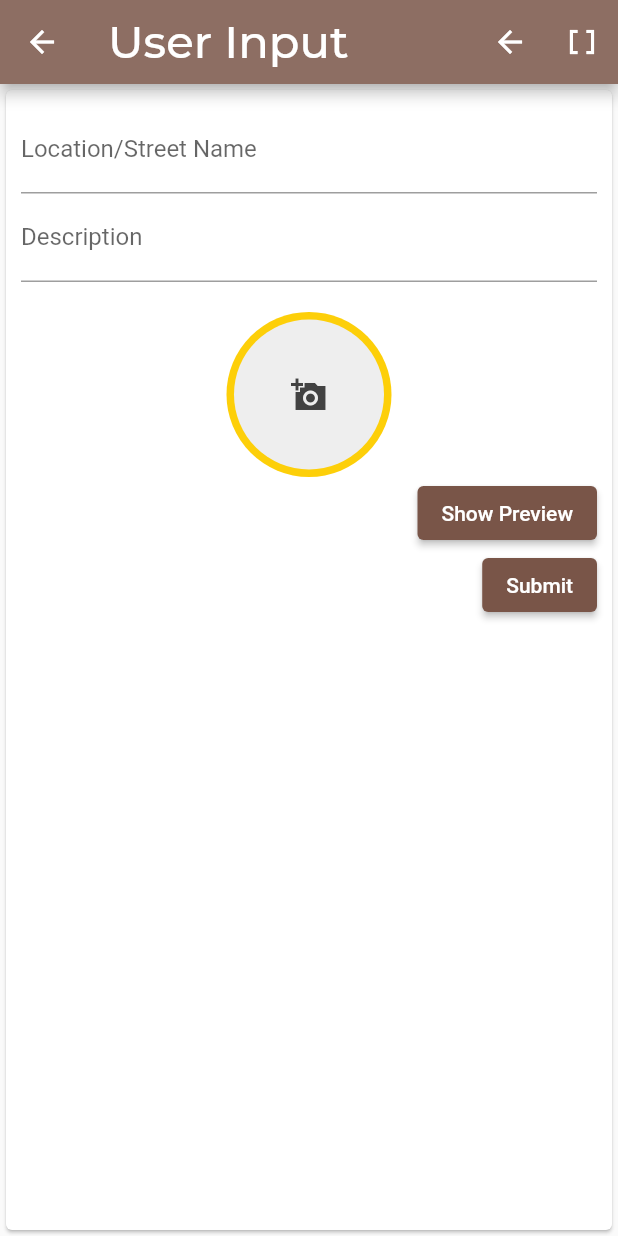
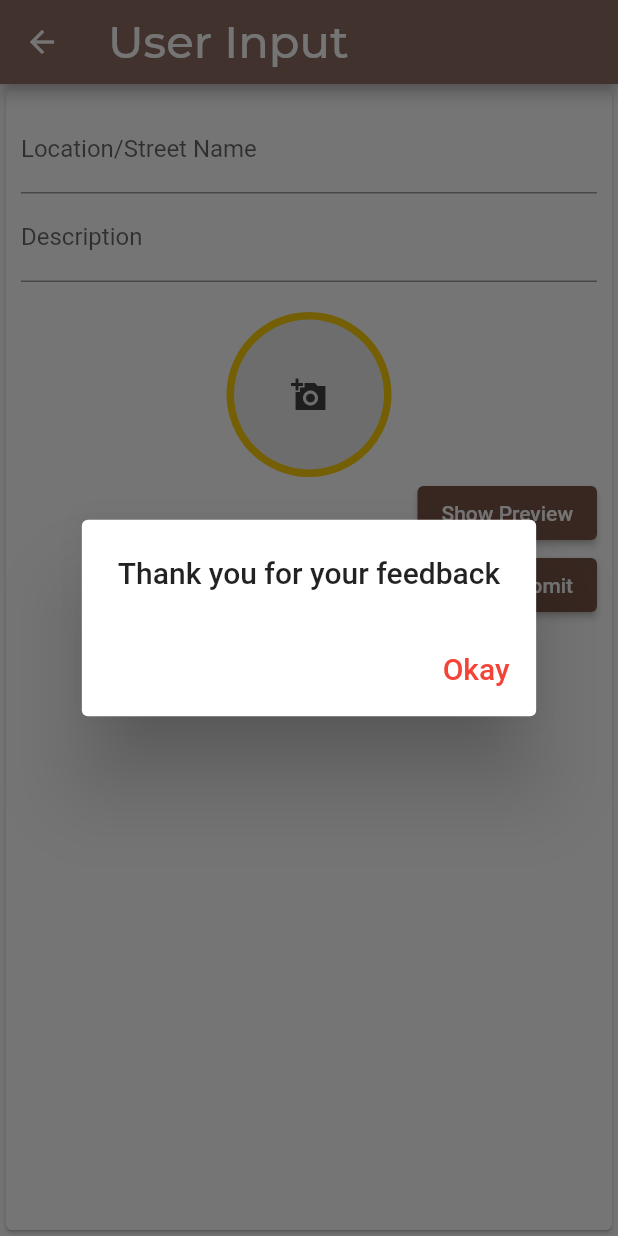
Before and after one commit to slackernoob/AikeenPark, a Flutter app: the userInput screen opened directly, after a tap on "Submit", on a phone screen of 412 x 824 dp. Run offline on Flutter 3.47's test engine with Material 2 defaults, Android fonts, the phone set to English and light mode, and no system bars; our stand-ins replace camera, cloud_firestore, csv, firebase_auth, firebase_core, flutter_speed_dial and 4 more; missing offline and left inert: flutter_google_places, flutter_polyline_points, google_api_headers, google_maps_webservice; accounts and stored records are empty.

Commit message:
minor UI updates to userinput page

```diff
--- a/lib/functions/homefunctions.dart
+++ b/lib/functions/homefunctions.dart
@@ -1,5 +1,3 @@
-import 'package:aikeen_park/screens/home.dart';
-
 int choosingNumCarparks(int numCarparksValue) {
   if (numCarparksValue == 1) {
     return 5;
--- a/lib/screens/userInput.dart
+++ b/lib/screens/userInput.dart
@@ -64,20 +64,15 @@ class _userInputState extends State<userInput> {
           "User Input",
         ),
         backgroundColor: Colors.brown[400],
-          actions: [
-            IconButton(
-              onPressed: () {
-                Navigator.pop(context);
-              },
-              icon: const Icon(Icons.arrow_back),
+        // actions: [
+        //   IconButton(
+        //     onPressed: () {
+        //       Navigator.pop(context);
+        //     },
+        //     icon: const Icon(Icons.arrow_back),
+        //   ),
+        // ],
       ),
-            IconButton(
-              onPressed: () {
-                // getData();
-              },
-              icon: const Icon(Icons.data_array),
-            ),
-          ]),
       body: Card(
         //elevation: 5,
         child: Container(
@@ -120,6 +115,7 @@ class _userInputState extends State<userInput> {
                     //     MaterialPageRoute(
                     //         builder: (_) => CameraPage(cameras: value))));
                     // print(picture.name);
+                    _showTips(context);
                   },
                   child: CircleAvatar(
                     radius: 55,
@@ -158,6 +154,7 @@ class _userInputState extends State<userInput> {
               ElevatedButton(
                   onPressed: () {
                     // print(firestoreInstance);
+                    _showSubmitMsg(context);
                     addData();
                     locationController.clear();
                     descriptionController.clear();
@@ -171,4 +168,49 @@ class _userInputState extends State<userInput> {
       ),
     );
   }
+
+  void _showTips(BuildContext context) {
+    showDialog(
+        context: context,
+        builder: (BuildContext ctx) {
+          return AlertDialog(
+            title: const Text("Click Select Preview to see your feedback"),
+            content: const Text(
+                'Then, press submit if you are okay with the feedback'),
+            actions: [
+              TextButton(
+                  onPressed: () {
+                    Navigator.of(context).pop();
+                  },
+                  child: const Text('Roger',
+                      style: TextStyle(
+                        fontSize: 20,
+                        color: Colors.red,
+                      )))
+            ],
+          );
+        });
   }
+
+  void _showSubmitMsg(BuildContext context) {
+    showDialog(
+        context: context,
+        builder: (BuildContext ctx) {
+          return AlertDialog(
+            title: const Text("Thank you for your feedback"),
+            // content: const Text(),
+            actions: [
+              TextButton(
+                  onPressed: () {
+                    Navigator.of(context).pop();
+                  },
+                  child: const Text('Okay',
+                      style: TextStyle(
+                        fontSize: 20,
+                        color: Colors.red,
+                      )))
+            ],
+          );
+        });
+  }
+}
```
Also changed, not shown: 1 other file. Lines whose indentation alone changed are shown as unchanged.
